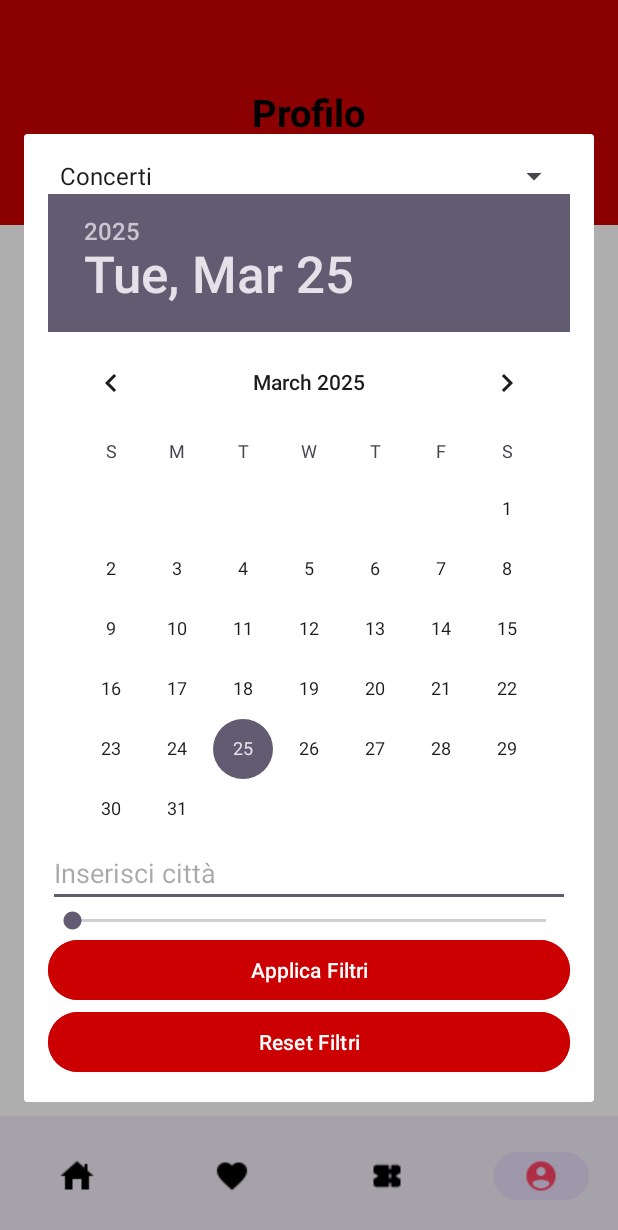
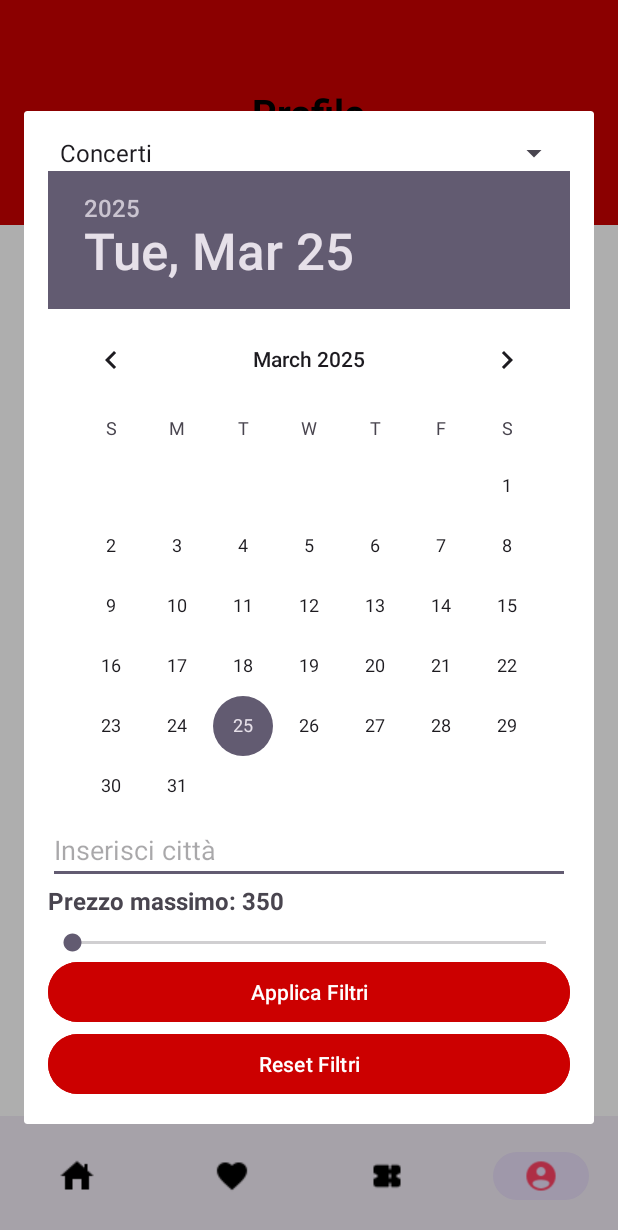
Before and after one commit to sanzaaaaaa/EventFinder, an Android app: the fragment FiltriDialogFragment placed in its activity, item 4 of the bottom bar chosen, on a phone screen of 412 x 824 dp. Shown: the top 1230 px of the screen. Run offline under Robolectric (Android 15) with nearby library versions, the phone set to English and light mode, and no system bars; our stand-ins replace CircleImageView; pictures from the network do not load.

Commit message:
migliorato leggermente la sezione dei filtri
 mancano ancora alcune cose: Fare in modo che i filtri funzionino, modificare la lingua del calendario, mettere le categorie e il prezzo agli eventi

```diff
--- a/EventFinder/app/src/main/java/com/example/eventfinder/fragments/FiltriDialogFragment.java
+++ b/EventFinder/app/src/main/java/com/example/eventfinder/fragments/FiltriDialogFragment.java
@@ -10,6 +10,8 @@ import android.widget.Button;
 import android.widget.DatePicker;
 import android.widget.SeekBar;
 import android.widget.Spinner;
+import android.widget.TextView;
+import android.widget.Toast;
 
 import com.example.eventfinder.R;
 
@@ -23,38 +25,62 @@ public class FiltriDialogFragment extends DialogFragment {
     public View onCreateView(@NonNull LayoutInflater inflater,
                              @Nullable ViewGroup container,
                              @Nullable Bundle savedInstanceState) {
+
         View view = inflater.inflate(R.layout.fragment_filtri_dialog, container, false);
 
-        Spinner categoriaSpinner = view.findViewById(R.id.spinner_categoria);
-        DatePicker datePicker = view.findViewById(R.id.date_picker);
-        AutoCompleteTextView luogoTextView = view.findViewById(R.id.autocomplete_luogo);
-        SeekBar prezzoSeekBar = view.findViewById(R.id.seekbar_prezzo);
-        Button btnApplica = view.findViewById(R.id.btn_applica);
-        Button btnReset = view.findViewById(R.id.btn_reset);
+
+        SeekBar seekBar = view.findViewById(R.id.seekbar_prezzo);
+        TextView txtPrezzo = view.findViewById(R.id.txt_prezzo);
 
 
-        return view;
-    }
+        seekBar.setMax(35);
+        seekBar.setProgress(0);
 
-    @Override
-    public void onViewCreated(@NonNull View view, @Nullable Bundle savedInstanceState) {
-        super.onViewCreated(view, savedInstanceState);
+
+        seekBar.setOnSeekBarChangeListener(new SeekBar.OnSeekBarChangeListener() {
+            @Override
+            public void onProgressChanged(SeekBar seekBar, int progress, boolean fromUser) {
+                int prezzoMassimo = 350 - (progress * 10);
+
+
+                txtPrezzo.setText("Prezzo massimo: " + prezzoMassimo);
+            }
+
+            @Override
+            public void onStartTrackingTouch(SeekBar seekBar) {}
+
+            @Override
+            public void onStopTrackingTouch(SeekBar seekBar) {}
+        });
+
 
         Spinner categoriaSpinner = view.findViewById(R.id.spinner_categoria);
-
         ArrayAdapter<CharSequence> adapter = ArrayAdapter.createFromResource(getActivity(),
                 R.array.categorie_array, android.R.layout.simple_spinner_item);
         adapter.setDropDownViewResource(android.R.layout.simple_spinner_dropdown_item);
         categoriaSpinner.setAdapter(adapter);
 
+
+
+
         Button btnApplica = view.findViewById(R.id.btn_applica);
         btnApplica.setOnClickListener(v -> {
-            // Logica per applicare i filtri
+            String prezzo = txtPrezzo.getText().toString(); // Leggi il prezzo
+
+
+
+
+            dismiss();
         });
+
 
         Button btnReset = view.findViewById(R.id.btn_reset);
         btnReset.setOnClickListener(v -> {
-            // Logica per resettare i filtri
+
+            seekBar.setProgress(0);
+            txtPrezzo.setText("Prezzo massimo: 350");
         });
+
+        return view;
     }
-}
+    }
--- a/EventFinder/app/src/main/java/com/example/eventfinder/fragments/HomeFragment.java
+++ b/EventFinder/app/src/main/java/com/example/eventfinder/fragments/HomeFragment.java
@@ -13,6 +13,7 @@ import android.widget.ListView;
 import androidx.annotation.NonNull;
 import androidx.annotation.Nullable;
 import androidx.appcompat.widget.SearchView;
+import androidx.fragment.app.DialogFragment;
 import androidx.fragment.app.Fragment;
 
 import com.example.eventfinder.InfoEventi;
@@ -24,7 +25,7 @@ import com.example.eventfinder.modelli.EventiAdapter;
 import java.util.ArrayList;
 import java.util.List;
 
-public class HomeFragment extends Fragment {
+public class HomeFragment extends DialogFragment {
     private ListView listView;
     private List<Eventi> eventiList;
     private EventiAdapter eventiAdapter;
--- a/EventFinder/app/src/main/res/layout/fragment_filtri_dialog.xml
+++ b/EventFinder/app/src/main/res/layout/fragment_filtri_dialog.xml
@@ -28,11 +28,22 @@
         android:layout_height="wrap_content"
         android:hint="Inserisci città" />
 
+    <TextView
+        android:id="@+id/txt_prezzo"
+        android:layout_width="match_parent"
+        android:layout_height="wrap_content"
+        android:text="Prezzo massimo: 350"
+        android:textSize="16sp"
+        android:textStyle="bold"
+        android:paddingBottom="8dp"/>
 
     <SeekBar
         android:id="@+id/seekbar_prezzo"
         android:layout_width="match_parent"
-        android:layout_height="wrap_content" />
+        android:layout_height="wrap_content"
+        android:layout_gravity="end"
+        android:max="35"
+        android:progress="35"/>
 
     <Button
         android:id="@+id/btn_applica"
```
